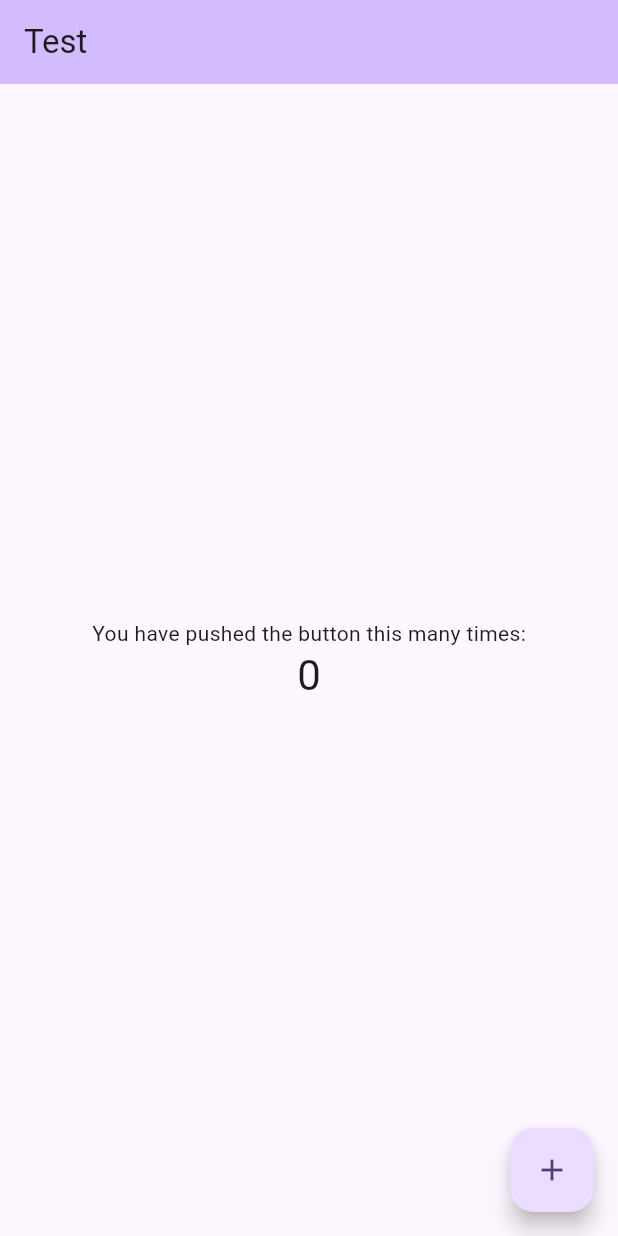
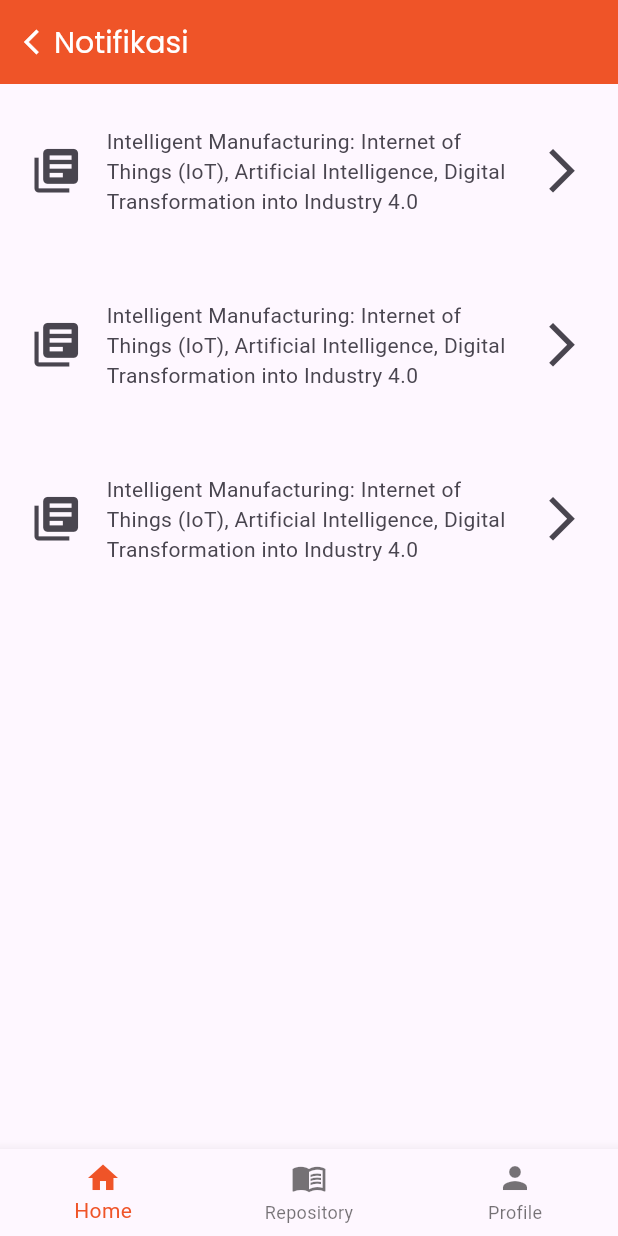
Before and after one commit to Ardiyona/pbl_mobile, a Flutter app: the screen it shows after launch, on a phone screen of 412 x 824 dp. Run offline on Flutter 3.47's test engine with Material 3 defaults, Android fonts, the phone set to English and light mode, and no system bars.

Commit message:
List Notifikasi

```diff
--- a/lib/main.dart
+++ b/lib/main.dart
@@ -7,119 +7,99 @@ void main() {
 class MyApp extends StatelessWidget {
   const MyApp({super.key});
 
-  // This widget is the root of your application.
   @override
   Widget build(BuildContext context) {
     return MaterialApp(
-      title: 'Flutter Demo',
-      theme: ThemeData(
-        // This is the theme of your application.
-        //
-        // TRY THIS: Try running your application with "flutter run". You'll see
-        // the application has a purple toolbar. Then, without quitting the app,
-        // try changing the seedColor in the colorScheme below to Colors.green
-        // and then invoke "hot reload" (save your changes or press the "hot
-        // reload" button in a Flutter-supported IDE, or press "r" if you used
-        // the command line to start the app).
-        //
-        // Notice that the counter didn't reset back to zero; the application
-        // state is not lost during the reload. To reset the state, use hot
-        // restart instead.
-        //
-        // This works for code too, not just values: Most code changes can be
-        // tested with just a hot reload.
-        colorScheme: ColorScheme.fromSeed(seedColor: Colors.deepPurple),
-        useMaterial3: true,
+        home: Scaffold(
+      appBar: AppBar(
+        title: const Row(children: [
+          Icon(
+            Icons.arrow_back_ios,
+            color: Colors.white,
+            size: 20.0,
+          ),
+          Text(
+            'Notifikasi',
+            style: TextStyle(
+              fontFamily: 'Poppins',
+              fontSize: 20.0,
+              color: Colors.white,
+            ),
+          ),
+        ]),
+        backgroundColor: const Color.fromARGB(255, 239, 84, 40),
       ),
-      home: const MyHomePage(title: 'Test'),
+      body: MyAppBody(),
+      //bottomNavigationBar: const MyAppBottomNav(),
+      bottomNavigationBar: BottomNavigationBar(items: const[
+          BottomNavigationBarItem(icon: Icon(Icons.home), label: 'Home'),
+          BottomNavigationBarItem(icon: Icon(Icons.menu_book), label: 'Repository'),
+          BottomNavigationBarItem(icon: Icon(Icons.person), label: 'Profile'),
+        ],
+        selectedItemColor: const Color.fromARGB(255, 239, 84, 40),
+      ),
+      /* floatingActionButton: FloatingActionButton(
+        onPressed: () => 0,
+        backgroundColor: const Color.fromARGB(255, 239, 84, 40),
+        shape: const CircleBorder(),
+        child: const Icon(
+          Icons.add,
+          color: Colors.white,
+        ),
+      ),
+      floatingActionButtonLocation: FloatingActionButtonLocation.centerDocked, */
+    )
     );
   }
 }
 
-class MyHomePage extends StatefulWidget {
-  const MyHomePage({super.key, required this.title});
-
-  // This widget is the home page of your application. It is stateful, meaning
-  // that it has a State object (defined below) that contains fields that affect
-  // how it looks.
-
-  // This class is the configuration for the state. It holds the values (in this
-  // case the title) provided by the parent (in this case the App widget) and
-  // used by the build method of the State. Fields in a Widget subclass are
-  // always marked "final".
-
-  final String title;
-
+class MyAppBody extends StatelessWidget {
   @override
-  State<MyHomePage> createState() => _MyHomePageState();
+  Widget build(BuildContext context) {
+    return Scaffold(
+      body: Container(
+        child: ListView(
+          children: [
+            ListTile(
+              leading: Icon(Icons.library_books, size: 35.0,),
+              subtitle: Text("Intelligent Manufacturing: Internet of Things (IoT), Artificial Intelligence, Digital Transformation into Industry 4.0"),
+              onTap: () {},
+              trailing: Icon(Icons.arrow_forward_ios, size: 35.0,),
+              contentPadding: EdgeInsets.all(20),
+            ),
+            ListTile(
+              leading: Icon(Icons.library_books, size: 35.0,),
+              subtitle: Text("Intelligent Manufacturing: Internet of Things (IoT), Artificial Intelligence, Digital Transformation into Industry 4.0"),
+              onTap: () {},
+              trailing: Icon(Icons.arrow_forward_ios, size: 35.0,),
+              contentPadding: EdgeInsets.all(20),
+            ),
+            ListTile(
+              leading: Icon(Icons.library_books, size: 35.0,),
+              subtitle: Text("Intelligent Manufacturing: Internet of Things (IoT), Artificial Intelligence, Digital Transformation into Industry 4.0"),
+              onTap: () {},
+              trailing: Icon(Icons.arrow_forward_ios, size: 35.0,),
+              contentPadding: EdgeInsets.all(20),
+            )
+          ],
+        ),
+      ),
+    );
+  }
 }
 
-class _MyHomePageState extends State<MyHomePage> {
-  int _counter = 0;
-
-  void _incrementCounter() {
-    setState(() {
-      // This call to setState tells the Flutter framework that something has
-      // changed in this State, which causes it to rerun the build method below
-      // so that the display can reflect the updated values. If we changed
-      // _counter without calling setState(), then the build method would not be
-      // called again, and so nothing would appear to happen.
-      _counter++;
-    });
-  }
+/* class MyAppBottomNav extends StatelessWidget {
+  const MyAppBottomNav({super.key});
 
   @override
   Widget build(BuildContext context) {
-    // This method is rerun every time setState is called, for instance as done
-    // by the _incrementCounter method above.
-    //
-    // The Flutter framework has been optimized to make rerunning build methods
-    // fast, so that you can just rebuild anything that needs updating rather
-    // than having to individually change instances of widgets.
     return Scaffold(
-      appBar: AppBar(
-        // TRY THIS: Try changing the color here to a specific color (to
-        // Colors.amber, perhaps?) and trigger a hot reload to see the AppBar
-        // change color while the other colors stay the same.
-        backgroundColor: Theme.of(context).colorScheme.inversePrimary,
-        // Here we take the value from the MyHomePage object that was created by
-        // the App.build method, and use it to set our appbar title.
-        title: Text(widget.title),
+      bottomNavigationBar: BottomNavigationBar(items: const[
+          BottomNavigationBarItem(icon: Icon(Icons.home), label: 'Home'),
+          BottomNavigationBarItem(icon: Icon(Icons.menu_book), label: 'Repository'),
+        ],
       ),
-      body: Center(
-        // Center is a layout widget. It takes a single child and positions it
-        // in the middle of the parent.
-        child: Column(
-          // Column is also a layout widget. It takes a list of children and
-          // arranges them vertically. By default, it sizes itself to fit its
-          // children horizontally, and tries to be as tall as its parent.
-          //
-          // Column has various properties to control how it sizes itself and
-          // how it positions its children. Here we use mainAxisAlignment to
-          // center the children vertically; the main axis here is the vertical
-          // axis because Columns are vertical (the cross axis would be
-          // horizontal).
-          //
-          // TRY THIS: Invoke "debug painting" (choose the "Toggle Debug Paint"
-          // action in the IDE, or press "p" in the console), to see the
-          // wireframe for each widget.
-          mainAxisAlignment: MainAxisAlignment.center,
-          children: <Widget>[
-            const Text(
-              'You have pushed the button this many times:',
-            ),
-            Text(
-              '$_counter',
-              style: Theme.of(context).textTheme.headlineMedium,
-            ),
-          ],
-        ),
-      ),
-      floatingActionButton: FloatingActionButton(
-        onPressed: _incrementCounter,
-        tooltip: 'Increment',
-        child: const Icon(Icons.add),
-      ), // This trailing comma makes auto-formatting nicer for build methods.
     );
   }
 }
+ */
```
Also changed, not shown: pubspec.yaml (+4 -11 lines), fonts/Poppins-Regular.ttf (added).
